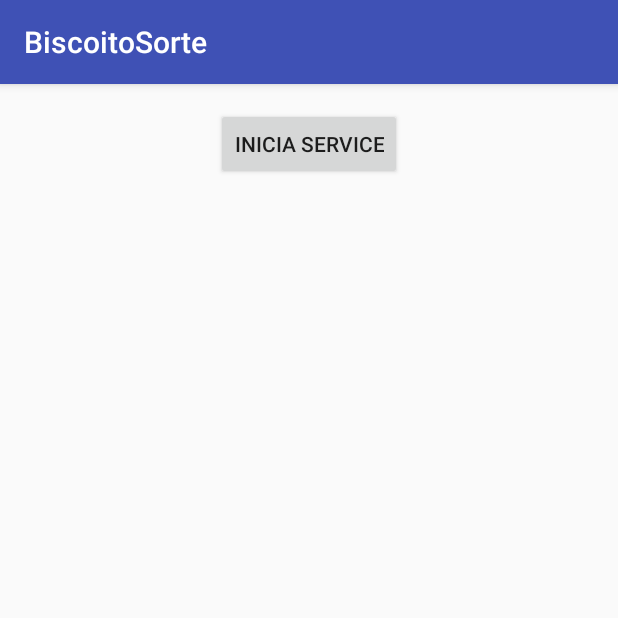
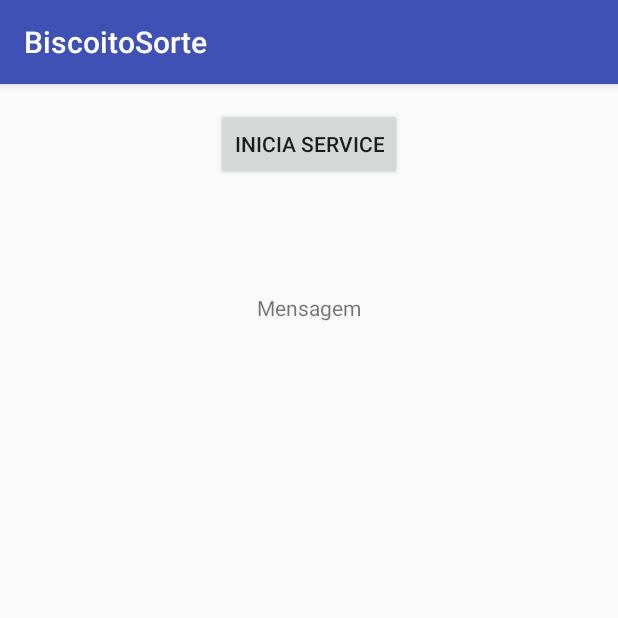
Before and after one commit to cdoneda/provafinalcassiano, an Android app: the screen it shows after launch (MainActivity), on a phone screen of 412 x 824 dp, the top half of it. Run offline under Robolectric (Android 15) with nearby library versions, the phone set to English and light mode, and no system bars.

Commit message:
Revisao Add Bundle for MainActivity

```diff
--- a/app/src/main/java/br/com/cdoneda/biscoitosorte/MainActivity.java
+++ b/app/src/main/java/br/com/cdoneda/biscoitosorte/MainActivity.java
@@ -5,18 +5,40 @@ import android.content.Intent;
 import android.content.IntentFilter;
 import android.support.v7.app.AppCompatActivity;
 import android.os.Bundle;
+import android.util.Log;
 import android.view.View;
+import android.widget.TextView;
 
 public class MainActivity extends AppCompatActivity {
 
     private  ServiceInicialize mService;
     private IntentFilter mIntentFilter;
+    private Mensagem m;
 
     @Override
     protected void onCreate(Bundle savedInstanceState) {
         super.onCreate(savedInstanceState);
         setContentView(R.layout.activity_main);
 
+        TextView ta = (TextView) findViewById(R.id.tautor);
+        TextView tm = (TextView) findViewById(R.id.tmensagem);
+
+
+
+        m = new Mensagem();
+        Bundle b = new Bundle();
+        try {
+
+            m.setAutor(b.getString("autor"));
+            m.setMensagem(b.getString("msg"));
+            Log.d("AUTOR", m.getAutor());
+
+        } catch (Exception e) {
+            e.printStackTrace();
+        }
+
+        ta.setText(m.getAutor());
+        ta.setText(m.getMensagem());
     }
 
     public void Testa(View v) {
--- a/app/src/main/java/br/com/cdoneda/biscoitosorte/NotificationTrigger.java
+++ b/app/src/main/java/br/com/cdoneda/biscoitosorte/NotificationTrigger.java
@@ -16,19 +16,12 @@ public class NotificationTrigger extends BroadcastReceiver {
 
     private String autor;
     private String message;
+
     @Override
     public void onReceive(Context context, Intent intent) {
 
         NotificationManager mNotifyMgr = (NotificationManager) context.getSystemService(context.NOTIFICATION_SERVICE);
 
-				Intent resultIntent = new Intent(context, MainActivity.class);
-
-				PendingIntent resultPendingIntent = PendingIntent.getActivity(
-						context,
-						0,
-						resultIntent,
-						PendingIntent.FLAG_UPDATE_CURRENT
-						);
         Bundle bundle = intent.getExtras();
         try {
 
@@ -44,11 +37,25 @@ public class NotificationTrigger extends BroadcastReceiver {
                 .setContentTitle(autor)
                 .setContentText(message);
 
+
+        Bundle bundle2 = new Bundle();
+        bundle2.putString("autor", autor);
+        bundle2.putString("msg", message);
+        Intent resultIntent= new Intent(context, MainActivity.class);
+        resultIntent.putExtras(bundle2);
+
+
+        PendingIntent resultPendingIntent = PendingIntent.getActivity(
+                context,
+                0,
+                resultIntent,
+                PendingIntent.FLAG_UPDATE_CURRENT
+        );
         mBuilder.setContentIntent(resultPendingIntent);// Seta a intent que vai
         // abrir
 
         Notification n = mBuilder.build();
-				n.vibrate = new long[] { 150, 300, 150, 600, 10, 600 };//Vibrar
+        n.vibrate = new long[]{150, 300, 150, 600, 10, 600};//Vibrar
         n.flags = Notification.FLAG_AUTO_CANCEL;
 
         mNotifyMgr.notify(1, n);
@@ -62,5 +69,4 @@ public class NotificationTrigger extends BroadcastReceiver {
     }
 
 
-
 }
--- a/app/src/main/res/layout/activity_main.xml
+++ b/app/src/main/res/layout/activity_main.xml
@@ -19,4 +19,30 @@
         app:layout_constraintRight_toRightOf="parent"
         app:layout_constraintTop_toTopOf="parent" />
 
+    <TextView
+        android:id="@+id/tautor"
+        android:layout_width="wrap_content"
+        android:layout_height="wrap_content"
+        android:layout_marginLeft="8dp"
+        android:layout_marginRight="8dp"
+        android:layout_marginTop="32dp"
+        android:text="Autor"
+        android:visibility="visible"
+        app:layout_constraintLeft_toLeftOf="parent"
+        app:layout_constraintRight_toRightOf="parent"
+        app:layout_constraintTop_toBottomOf="@+id/btnInit" />
+
+    <TextView
+        android:id="@+id/tmensagem"
+        android:layout_width="wrap_content"
+        android:layout_height="wrap_content"
+        android:layout_marginLeft="8dp"
+        android:layout_marginRight="8dp"
+        android:layout_marginTop="24dp"
+        android:text="Mensagem"
+        android:visibility="visible"
+        app:layout_constraintLeft_toLeftOf="parent"
+        app:layout_constraintRight_toRightOf="parent"
+        app:layout_constraintTop_toBottomOf="@+id/tautor" />
+
 </android.support.constraint.ConstraintLayout>
```
Lines whose indentation alone changed are shown as unchanged.
